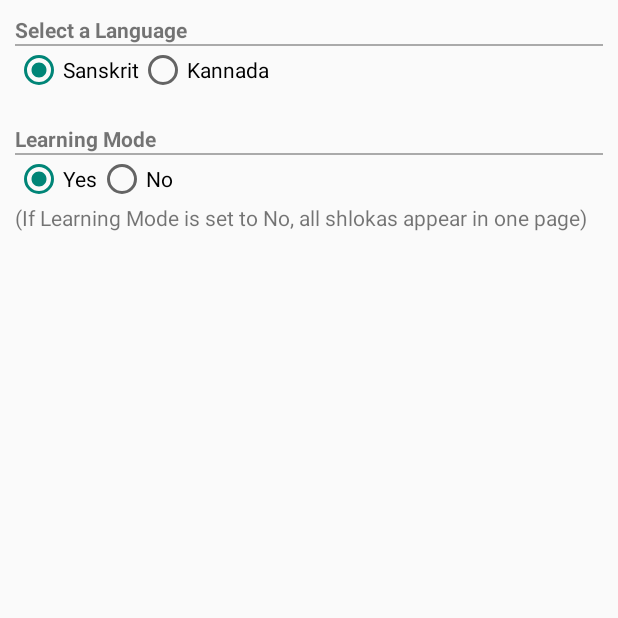
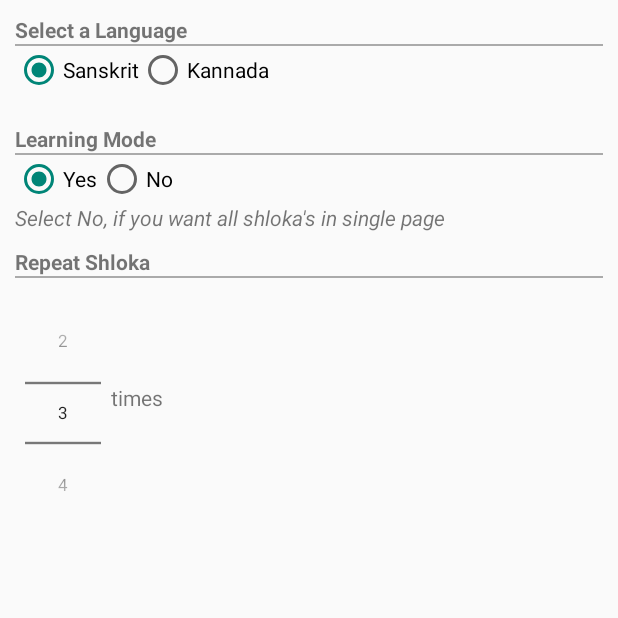
Before and after one commit to varuntayur/DwadashaStotra, an Android app: the SettingsActivity screen opened directly, with no data from a screen before it, on a phone screen of 412 x 824 dp, the top half of it. Run offline under Robolectric (Android 15) with nearby library versions, the phone set to English and light mode, and no system bars.

Commit message:
1. Add support for android studio 2.1.2 2. Repeat Shloka option introduced

```diff
--- a/app/src/main/AndroidManifest.xml
+++ b/app/src/main/AndroidManifest.xml
@@ -24,7 +24,7 @@
             android:uiOptions="splitActionBarWhenNarrow">
             <meta-data
                 android:name="android.support.PARENT_ACTIVITY"
-                android:value=".home.HomeActivity"/>
+                android:value=".detail.home.HomeActivity"/>
         </activity>
 
         <activity
@@ -34,7 +34,7 @@
             android:uiOptions="splitActionBarWhenNarrow">
             <meta-data
                 android:name="android.support.PARENT_ACTIVITY"
-                android:value=".home.HomeActivity"/>
+                android:value=".detail.home.HomeActivity"/>
         </activity>
 
         <activity
@@ -44,7 +44,7 @@
             android:uiOptions="splitActionBarWhenNarrow">
             <meta-data
                 android:name="android.support.PARENT_ACTIVITY"
-                android:value=".home.HomeActivity"/>
+                android:value="detail.home.HomeActivity"/>
         </activity>
 
 
--- a/app/src/main/java/com/vtayur/dwadashastotra/data/DataProvider.java
+++ b/app/src/main/java/com/vtayur/dwadashastotra/data/DataProvider.java
@@ -27,6 +27,8 @@
     public static final String PREFS_NAME = "DwadashaStotra";
     public static final String SHLOKA_DISP_LANGUAGE = "localLanguage";
     public static final String LEARNING_MODE = "learningMode";
+    public static final String REPEAT_SHLOKA = "repeatShlokaCount" ;
+    public static final String REPEAT_SHLOKA_DEFAULT = "3";
 
     private static Map<String, DwadashaStotra> lang2DwadashaStotra = new ConcurrentHashMap<String, DwadashaStotra>();
 
--- a/app/src/main/java/com/vtayur/dwadashastotra/detail/settings/SettingsActivity.java
+++ b/app/src/main/java/com/vtayur/dwadashastotra/detail/settings/SettingsActivity.java
@@ -4,6 +4,7 @@
 import android.content.SharedPreferences;
 import android.os.Bundle;
 import android.util.Log;
+import android.widget.NumberPicker;
 import android.widget.RadioButton;
 import android.widget.RadioGroup;
 
@@ -25,6 +26,23 @@
         setContentView(R.layout.settings);
 
         Log.d(TAG, "settings activity being launched");
+
+        NumberPicker repeatShlokasCnt = (NumberPicker) findViewById(R.id.repeatShlokasCount);
+        repeatShlokasCnt.setMinValue(1);
+        repeatShlokasCnt.setMaxValue(10);
+
+        repeatShlokasCnt.setOnValueChangedListener(new NumberPicker.OnValueChangeListener() {
+            @Override
+            public void onValueChange(NumberPicker picker, int oldVal, int newVal) {
+                SharedPreferences settings = getSharedPreferences(DataProvider.PREFS_NAME, 0);
+                SharedPreferences.Editor editor = settings.edit();
+                editor.putString(DataProvider.REPEAT_SHLOKA, Integer.toString(newVal));
+
+                editor.commit();
+
+                Log.d(TAG, "setOnValueChangedListener - Repeat shloka settings saved - " + getSharedPreferences(DataProvider.PREFS_NAME, 0).getString(DataProvider.REPEAT_SHLOKA, "3"));
+            }
+        });
 
         final RadioGroup radioGrpLangSelector = (RadioGroup) findViewById(R.id.language_selector);
 
@@ -67,8 +85,10 @@
         super.onStart();
 
         SharedPreferences settings = getSharedPreferences(DataProvider.PREFS_NAME, 0);
+        String savedRepeatShlokaCnt = settings.getString(DataProvider.REPEAT_SHLOKA, "");
         String savedLocalLang = settings.getString(DataProvider.SHLOKA_DISP_LANGUAGE, "");
         String learningMode = settings.getString(DataProvider.LEARNING_MODE, "");
+
         if (savedLocalLang.isEmpty()) {
             Log.d(TAG, "Language settings are not set - will set to sanskrit and continue");
         }
@@ -91,7 +111,19 @@
             rbLearnModeNo.setChecked(true);
         }
 
+        if(savedRepeatShlokaCnt.isEmpty()){
+            Log.d(TAG, "Repeat Shloka activity_settings are not set - will set to 3");
+            NumberPicker repeatShlokasCnt = (NumberPicker) findViewById(R.id.repeatShlokasCount);
+            repeatShlokasCnt.setValue(Integer.valueOf(DataProvider.REPEAT_SHLOKA_DEFAULT));
+        }
+        else{
+            Log.d(TAG, "Repeat Shloka activity_settings are set - will set to " + savedRepeatShlokaCnt);
+            NumberPicker repeatShlokasCnt = (NumberPicker) findViewById(R.id.repeatShlokasCount);
+            repeatShlokasCnt.setValue(Integer.valueOf(savedRepeatShlokaCnt));
+        }
+
         Log.d(TAG, "Settings are restored for Language - " + getSharedPreferences(DataProvider.PREFS_NAME, 0).getString(DataProvider.SHLOKA_DISP_LANGUAGE, ""));
         Log.d(TAG, "Settings are restored for Learning mode - " + getSharedPreferences(DataProvider.PREFS_NAME, 0).getString(DataProvider.LEARNING_MODE, ""));
+        Log.d(TAG, "Settings are restored for Repeat Shloka settings - " + getSharedPreferences(DataProvider.PREFS_NAME, 0).getString(DataProvider.REPEAT_SHLOKA, ""));
     }
 }
--- a/app/src/main/res/layout/settings.xml
+++ b/app/src/main/res/layout/settings.xml
@@ -86,8 +86,46 @@
             android:id="@+id/hint"
             android:layout_width="wrap_content"
             android:layout_height="wrap_content"
-            android:text="(If Learning Mode is set to No, all shlokas appear in one page)"
-            android:textStyle=""/>
+            android:text="Select No, if you want all shloka's in single page"
+            android:textStyle="italic" />
+
+        <TextView
+            android:id="@+id/repeatShlokaLabel"
+            android:layout_width="wrap_content"
+            android:layout_height="wrap_content"
+            android:text="Repeat Shloka"
+            android:textStyle="bold"
+            android:paddingTop="10dp"
+            />
+
+        <View
+            android:layout_width="fill_parent"
+            android:layout_height="1dp"
+            android:background="@android:color/darker_gray" />
+
+        <LinearLayout
+            android:layout_width="match_parent"
+            android:layout_height="wrap_content"
+            android:orientation="horizontal">
+
+            <NumberPicker
+                android:id="@+id/repeatShlokasCount"
+                android:layout_width="wrap_content"
+                android:layout_height="wrap_content"
+                android:visibility="visible"
+                android:scaleX="0.8"
+                android:scaleY="0.8"
+                />
+
+            <TextView
+                android:id="@+id/repeatShlokaTimesLabel"
+                android:layout_width="wrap_content"
+                android:layout_height="wrap_content"
+                android:text="times"
+                android:paddingTop="70dp"/>
+
+        </LinearLayout>
+
     </LinearLayout>
 
 </LinearLayout>
--- a/app/src/main/res/values/strings.xml
+++ b/app/src/main/res/values/strings.xml
@@ -12,6 +12,6 @@
     <string name="app_help">Swipe left/right to browse through all the shlokas.
     </string>
     <string name="app_credits">All images/media are copyrights of the respective owners wherever applicable. Thanks to http://yousigma.com/poojaslokas.html for the audio. Special Thanks to NAPS Rao for all the shloka explanations</string>
-    <string name="app_author">&#169; Varun M Tayur, 2014</string>
+    <string name="app_author">&#169; Varun M Tayur, 2016</string>
     <string name="app_credits_title">Credits</string>
 </resources>
--- a/build.gradle
+++ b/build.gradle
@@ -5,7 +5,7 @@
         mavenCentral()
     }
     dependencies {
-        classpath 'com.android.tools.build:gradle:0.12.+'
+        classpath 'com.android.tools.build:gradle:2.1.2'
 
         // NOTE: Do not place your application dependencies here; they belong
         // in the individual module build.gradle files
```
Also changed, not shown: app/build.gradle (+5 -5 lines), app/src/main/java/com/vtayur/dwadashastotra/detail/common/ShlokaMediaPlayer.java (+46 -0 lines), app/src/main/java/com/vtayur/dwadashastotra/detail/stotra/StotraInOnePageActivity.java (+36 -6 lines), app/src/main/java/com/vtayur/dwadashastotra/detail/stotra/StotraPageFragment.java (+7 -0 lines), gradle/wrapper/gradle-wrapper.properties, 2 other files.
